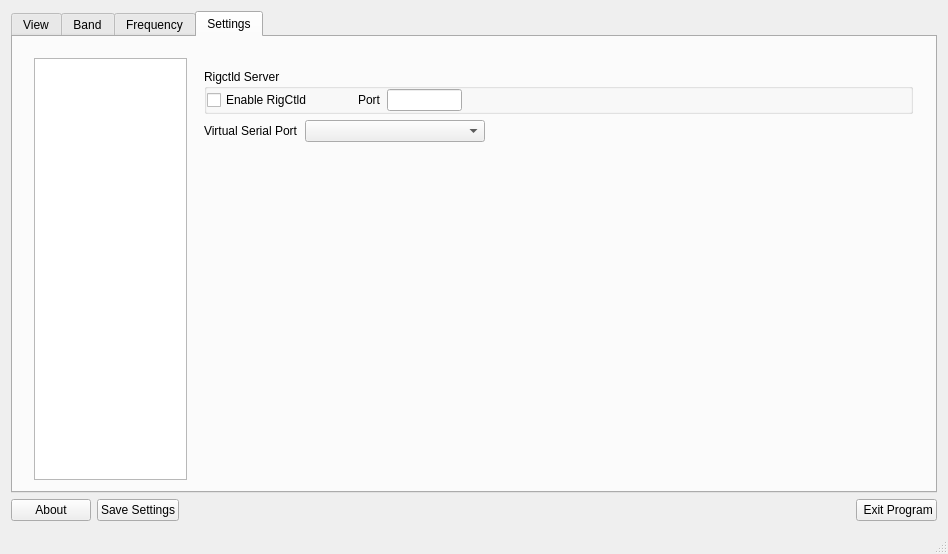
Old version of the form wfmain.ui in the repository adecarolis/wfweb.
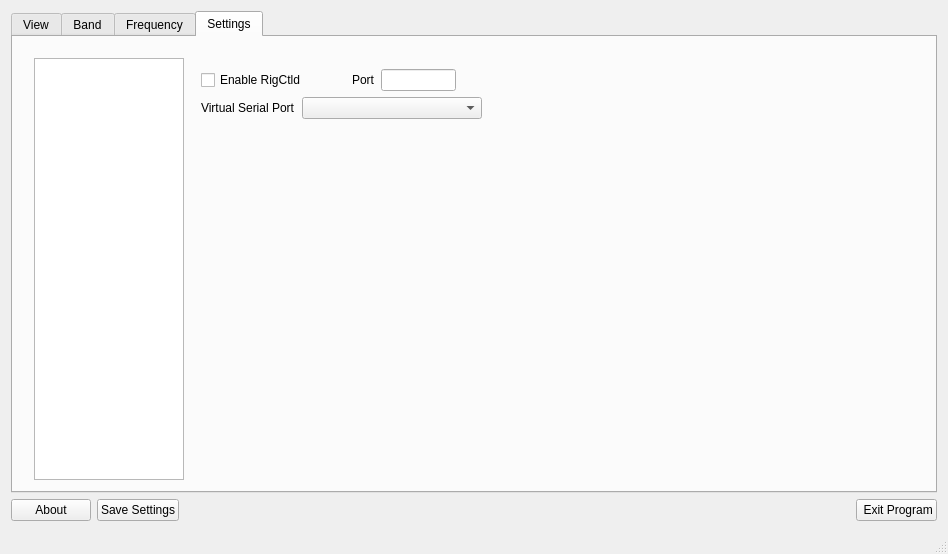
New version of the form. The open tabs and pages were chosen to show the change. Custom widgets are drawn as their Qt base class.

Commit message: Changed width of list, other minor tweaks.

Diff of the .ui file:
```diff
--- a/wfmain.ui
+++ b/wfmain.ui
@@ -2049,9 +2049,15 @@
           </property>
           <item>
            <widget class="QListWidget" name="settingsList">
+            <property name="minimumSize">
+             <size>
+              <width>150</width>
+              <height>0</height>
+             </size>
+            </property>
             <property name="maximumSize">
              <size>
-              <width>180</width>
+              <width>150</width>
               <height>16777215</height>
              </size>
             </property>
@@ -3061,24 +3067,12 @@
              <layout class="QVBoxLayout" name="verticalLayout_26">
               <item>
                <layout class="QHBoxLayout" name="horizontalLayout_34">
-                <item>
-                 <widget class="QGroupBox" name="groupBox_9">
-                  <property name="title">
-                   <string>Rigctld Server</string>
-                  </property>
-                  <layout class="QHBoxLayout" name="horizontalLayout_35">
                    <property name="leftMargin">
                     <number>0</number>
                    </property>
                    <property name="topMargin">
                     <number>0</number>
                    </property>
-                   <property name="rightMargin">
-                    <number>0</number>
-                   </property>
-                   <property name="bottomMargin">
-                    <number>0</number>
-                   </property>
                    <item>
                     <widget class="QCheckBox" name="enableRigctldChk">
                      <property name="layoutDirection">
@@ -3135,14 +3129,11 @@
                      </property>
                      <property name="sizeHint" stdset="0">
                       <size>
-                       <width>40</width>
+                    <width>422</width>
                        <height>20</height>
                       </size>
                      </property>
                     </spacer>
-                   </item>
-                  </layout>
-                 </widget>
                 </item>
                </layout>
               </item>
```
Left out of the diff: 2 changed lines with no effect on the pictures. Lines whose indentation alone changed are shown as unchanged. The commit also changes 1 other file.
